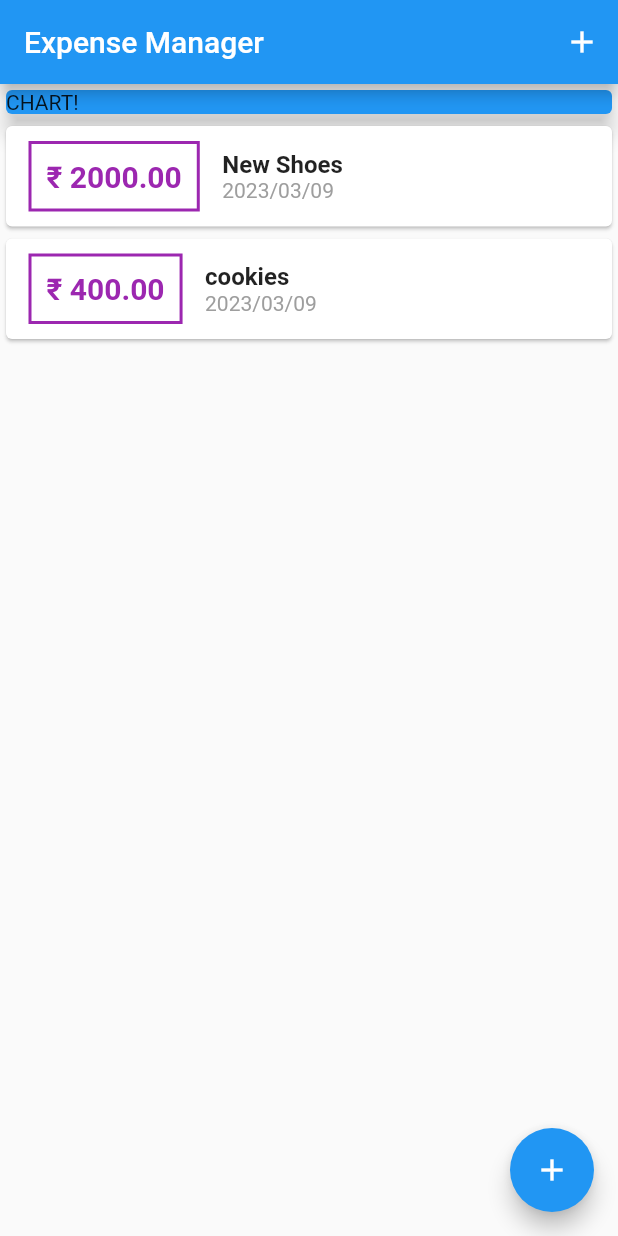
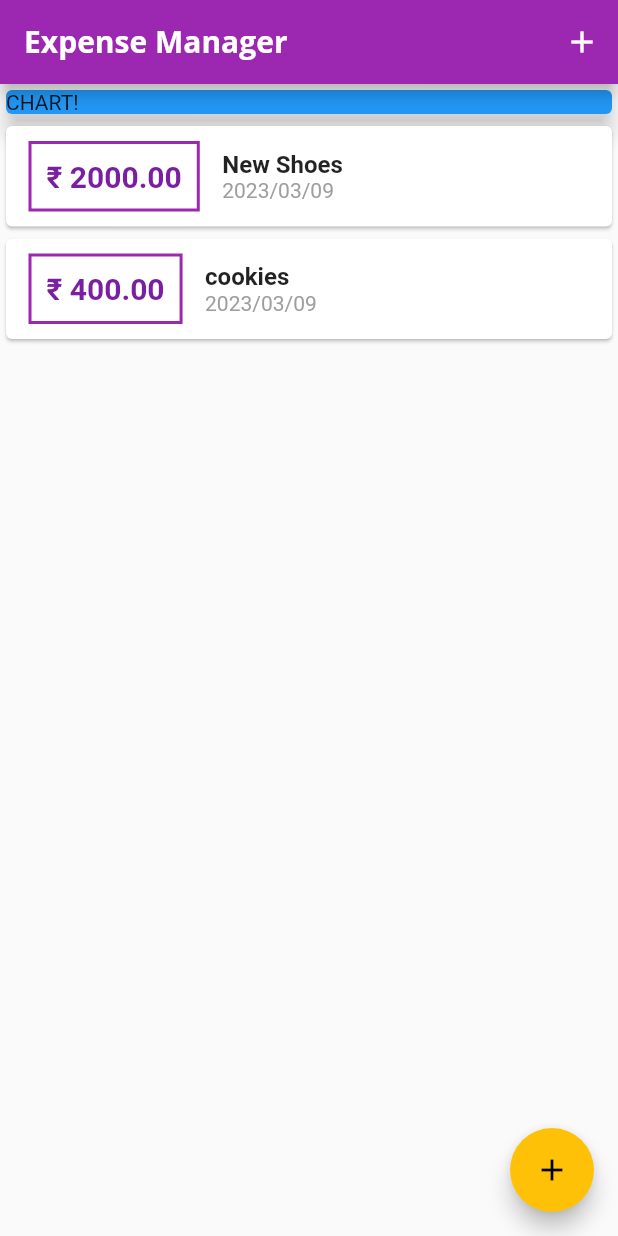
Before and after one commit to YogeshRajgure/ExpenseManager-App, a Flutter app: the screen it shows after launch, on a phone screen of 412 x 824 dp. Run offline on Flutter 3.47's test engine with Material 2 defaults, Android fonts, the phone set to English and light mode, and no system bars; Roboto replaces fonts that are missing (Quicksand).

Commit message:
added new fonts and updated pubspec.yaml

```diff
--- a/lib/main.dart
+++ b/lib/main.dart
@@ -1,5 +1,3 @@
-import 'package:flutter_project_2/widgets/user_transactions.dart';
-
 import './widgets/new_transaction.dart';
 import 'package:intl/intl.dart';
 import 'package:flutter/material.dart';
@@ -17,7 +15,18 @@ class MyApp extends StatelessWidget {
   Widget build(BuildContext context) {
     return MaterialApp(
       title: 'Expense Manager',
-
+      theme: ThemeData(
+          primarySwatch: Colors.purple,
+          accentColor: Colors.amber,
+          fontFamily: 'Quicksand',
+          appBarTheme: AppBarTheme(
+            titleTextStyle: TextStyle(
+              fontFamily: 'OpenSans',
+              fontSize: 20,
+              fontWeight: FontWeight.bold,
+            )
+          ),
+          ),
       home: MyHomePage(),
     );
   }
@@ -30,7 +39,6 @@ class MyHomePage extends StatefulWidget {
 
 class _MyHomePageState extends State<MyHomePage> {
   // String? titleInput;
-
 
   final List<Transaction> _userTransaction = [
     Transaction(
--- a/lib/widgets/transaction_list.dart
+++ b/lib/widgets/transaction_list.dart
@@ -27,7 +27,8 @@ class TransactionList extends StatelessWidget {
                   ),
                   decoration: BoxDecoration(
                     border: Border.all(
-                      color: Colors.purple,
+                      // color: Colors.purple,
+                      color: Theme.of(context).primaryColor,
                       width: 2,
                     ),
                   ),
@@ -37,7 +38,8 @@ class TransactionList extends StatelessWidget {
                     style: TextStyle(
                       fontWeight: FontWeight.bold,
                       fontSize: 20,
-                      color: Colors.purple,
+                      // color: Colors.purple,
+                      color: Theme.of(context).primaryColorDark,
                     ),
                   ),
                 ),
```
Also changed, not shown: lib/widgets/user_transactions.dart (deleted, +0 -25 lines), pubspec.yaml (+11 -6 lines), assets/fonts/OpenSans-Bold.ttf (added), assets/fonts/OpenSans-Regular.ttf (added), assets/fonts/Quicksand-Bold.ttf (added), assets/fonts/Quicksand-Light.ttf (added), assets/fonts/Quicksand-Medium.ttf (added), assets/fonts/Quicksand-Regular.ttf (added).
